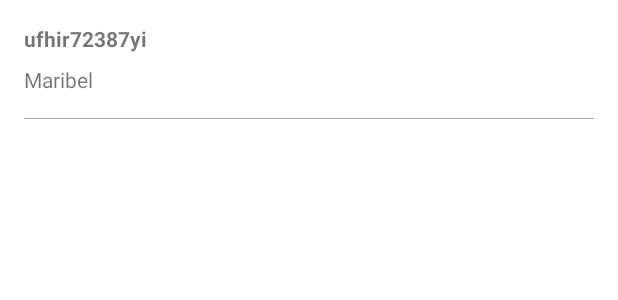
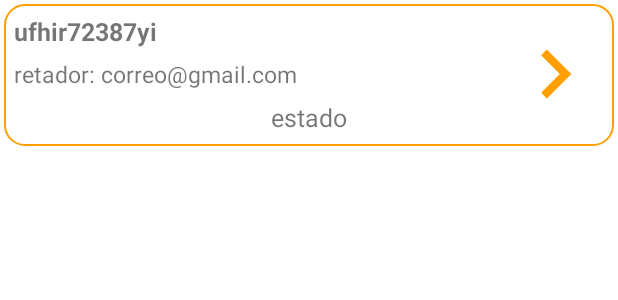
Before and after one commit to vao-source-code/tatetiFirebase, an Android app: the layout item_partida.xml on its own in the app's theme, with its tools: preview values and no code run, on a phone screen of 412 x 824 dp. Shown: the top 300 px of the screen. Run offline under Robolectric (Android 15) with nearby library versions, the phone set to English and light mode, and no system bars.

Commit message:
- se mejora la vista para las partidas

```diff
--- a/app/build.gradle
+++ b/app/build.gradle
@@ -75,6 +75,11 @@ dependencies {
     implementation 'com.google.firebase:firebase-inappmessaging'
     implementation 'com.google.firebase:firebase-messaging-ktx'
 
+    //responsive
+    implementation 'com.intuit.ssp:ssp-android:1.1.0'
+    implementation 'com.intuit.sdp:sdp-android:1.1.0'
+
+
 
 }
 
--- a/app/src/main/java/ar/com/develup/tateti/actividades/ActividadInicial.kt
+++ b/app/src/main/java/ar/com/develup/tateti/actividades/ActividadInicial.kt
@@ -130,7 +130,11 @@ class ActividadInicial : AppCompatActivity() {
                 Log.d(ContentValues.TAG, "signInWithCredential:success")
 
             } else {
-
+                Snackbar.make(
+                    binding.root,
+                    "No se pudo iniciar sesion con Google",
+                    Snackbar.LENGTH_SHORT
+                ).show()
                 // If sign in fails, display a message to the user.
                 Log.w(ContentValues.TAG, "signInWithCredential:failure", task.exception)
             }
--- a/app/src/main/java/ar/com/develup/tateti/adaptadores/AdaptadorPartidas.kt
+++ b/app/src/main/java/ar/com/develup/tateti/adaptadores/AdaptadorPartidas.kt
@@ -9,8 +9,11 @@ import androidx.recyclerview.widget.RecyclerView
 import ar.com.develup.tateti.R
 import ar.com.develup.tateti.actividades.ActividadPartida
 import ar.com.develup.tateti.actividades.ActividadPartidas
+import ar.com.develup.tateti.databinding.ItemPartidaBinding
 import ar.com.develup.tateti.modelo.Constantes
 import ar.com.develup.tateti.modelo.Partida
+import com.google.firebase.database.FirebaseDatabase
+import com.google.firebase.firestore.FirebaseFirestore
 import java.util.*
 
 class AdaptadorPartidas(
@@ -27,7 +30,14 @@ class AdaptadorPartidas(
     override fun onBindViewHolder(holder: Holder, position: Int) {
         val partida = partidas[position]
         holder.partida = partida
-        holder.idPartida.text = partida.id
+        holder.idPartida.text = "id: " + partida.id
+        FirebaseFirestore.getInstance().collection("Users").get().addOnSuccessListener { it ->
+            for (document in it) {
+                if (document.id == partida.retador) {
+                    holder.retador.text = "Retador: " + document.data["email"].toString()
+                }
+            }
+        }
         holder.estado.text = partida.calcularEstado()
     }
 
@@ -60,9 +70,11 @@ class AdaptadorPartidas(
 
     inner class Holder(itemView: View) : RecyclerView.ViewHolder(itemView) {
 
+        private lateinit var   binding  : ItemPartidaBinding
         var partida: Partida? = null
         var idPartida: TextView
         var estado: TextView
+        var retador: TextView
 
         private val clickPartidaListener = View.OnClickListener {
             val intent = Intent(actividad, ActividadPartida::class.java)
@@ -71,9 +83,14 @@ class AdaptadorPartidas(
         }
 
         init {
-            itemView.setOnClickListener(clickPartidaListener)
-            idPartida = itemView.findViewById(R.id.idPartida)
-            estado = itemView.findViewById(R.id.estado)
+            //TODO se debe agregar el id del correo en el item_partida
+            binding = ItemPartidaBinding.bind(itemView)
+
+            binding.itemPartida.setOnClickListener(clickPartidaListener)
+            idPartida = binding.idPartida
+            estado =  binding.estado
+            retador = binding.retador
+
         }
     }
 
--- a/app/src/main/java/ar/com/develup/tateti/modelo/Partida.kt
+++ b/app/src/main/java/ar/com/develup/tateti/modelo/Partida.kt
@@ -3,9 +3,7 @@ package ar.com.develup.tateti.modelo
 import java.io.Serializable
 import java.util.*
 
-/**
- * Created by maribelmai on 26/3/17.
- */
+
 data class Partida(@kotlin.jvm.JvmField var id: String? = null) : Serializable {
     var retador: String? = null
     var oponente: String? = null
--- /dev/null
+++ b/app/src/main/res/drawable/background_item.xml
@@ -0,0 +1,16 @@
+<?xml version="1.0" encoding="utf-8"?>
+<shape
+    xmlns:android="http://schemas.android.com/apk/res/android"
+    android:shape="rectangle">
+
+    <solid
+        android:color="#FFFFFF"/>
+
+
+
+    <corners android:radius="@dimen/_10sdp" />
+
+    <stroke
+        android:width="@dimen/_1sdp"
+        android:color="#FFA000" />
+</shape>
--- /dev/null
+++ b/app/src/main/res/drawable/navigate_next.xml
@@ -0,0 +1,5 @@
+<vector android:autoMirrored="true" android:height="24dp"
+    android:tint="#FFA000" android:viewportHeight="24"
+    android:viewportWidth="24" android:width="24dp" xmlns:android="http://schemas.android.com/apk/res/android">
+    <path android:fillColor="@android:color/white" android:pathData="M10,6L8.59,7.41 13.17,12l-4.58,4.59L10,18l6,-6z"/>
+</vector>
--- a/app/src/main/res/layout/item_partida.xml
+++ b/app/src/main/res/layout/item_partida.xml
@@ -1,32 +1,77 @@
 <?xml version="1.0" encoding="utf-8"?>
-<RelativeLayout xmlns:android="http://schemas.android.com/apk/res/android"
+<androidx.coordinatorlayout.widget.CoordinatorLayout
+    xmlns:android="http://schemas.android.com/apk/res/android"
+    xmlns:app="http://schemas.android.com/apk/res-auto"
     xmlns:tools="http://schemas.android.com/tools"
-    android:orientation="vertical"
+    android:padding="@dimen/_2sdp"
     android:layout_width="match_parent"
-    android:layout_height="match_parent"
-    android:padding="16dp"
-    android:background="?selectableItemBackground">
+    android:layout_height="match_parent">
+
+
+    <com.google.android.material.card.MaterialCardView
+        android:layout_width="match_parent"
+        android:layout_height="wrap_content"
+        android:id="@+id/itemPartida"
+        android:elevation="1dp">
+
+        <androidx.constraintlayout.widget.ConstraintLayout
+            android:layout_width="match_parent"
+            android:layout_height="wrap_content"
+            android:background="@drawable/background_item"
+            android:padding="@dimen/_5sdp">
 
             <TextView
                 android:id="@+id/idPartida"
                 android:layout_width="wrap_content"
                 android:layout_height="wrap_content"
-        tools:text="ufhir72387yi"
-        android:textStyle="bold"/>
+                android:textSize="@dimen/_13ssp"
+                android:textStyle="bold"
+                app:layout_constraintStart_toStartOf="parent"
+                app:layout_constraintTop_toTopOf="parent"
+                tools:text="ufhir72387yi" />
+
+            <TextView
+                android:id="@+id/retador"
+                android:layout_width="wrap_content"
+                android:layout_height="wrap_content"
+                android:layout_marginTop="@dimen/_5sdp"
+                android:textSize="@dimen/_12ssp"
+                app:layout_constraintStart_toStartOf="parent"
+                app:layout_constraintTop_toBottomOf="@+id/idPartida"
+                tools:text="retador: correo@gmail.com" />
 
             <TextView
                 android:id="@+id/estado"
                 android:layout_width="wrap_content"
                 android:layout_height="wrap_content"
-        tools:text="Maribel"
-        android:layout_marginTop="8dp"
-        android:layout_below="@+id/idPartida"/>
+                android:layout_marginTop="@dimen/_5sdp"
+                android:textSize="@dimen/_13ssp"
+                app:layout_constraintEnd_toEndOf="parent"
+                app:layout_constraintStart_toStartOf="parent"
+                app:layout_constraintTop_toBottomOf="@id/retador"
+                tools:text="estado" />
+
+
+            <ImageView
+                android:layout_width="@dimen/_50sdp"
+                android:layout_height="@dimen/_50sdp"
+                android:src="@drawable/navigate_next"
+                app:layout_constraintBottom_toBottomOf="@+id/estado"
+                app:layout_constraintBottom_toTopOf="@+id/linea"
+                app:layout_constraintEnd_toEndOf="parent"
+                app:layout_constraintTop_toTopOf="parent" />
 
             <View
+                android:id="@+id/linea"
                 android:layout_width="match_parent"
-        android:layout_height="0.5dp"
-        android:background="@android:color/darker_gray"
-        android:layout_marginTop="16dp"
-        android:layout_below="@+id/estado"/>
+                android:layout_height="1dp"
+                app:layout_constraintTop_toBottomOf="@id/estado"/>
 
-</RelativeLayout>
+
+        </androidx.constraintlayout.widget.ConstraintLayout>
+
+
+    </com.google.android.material.card.MaterialCardView>
+
+
+</androidx.coordinatorlayout.widget.CoordinatorLayout>
```
Lines whose indentation alone changed are shown as unchanged.
